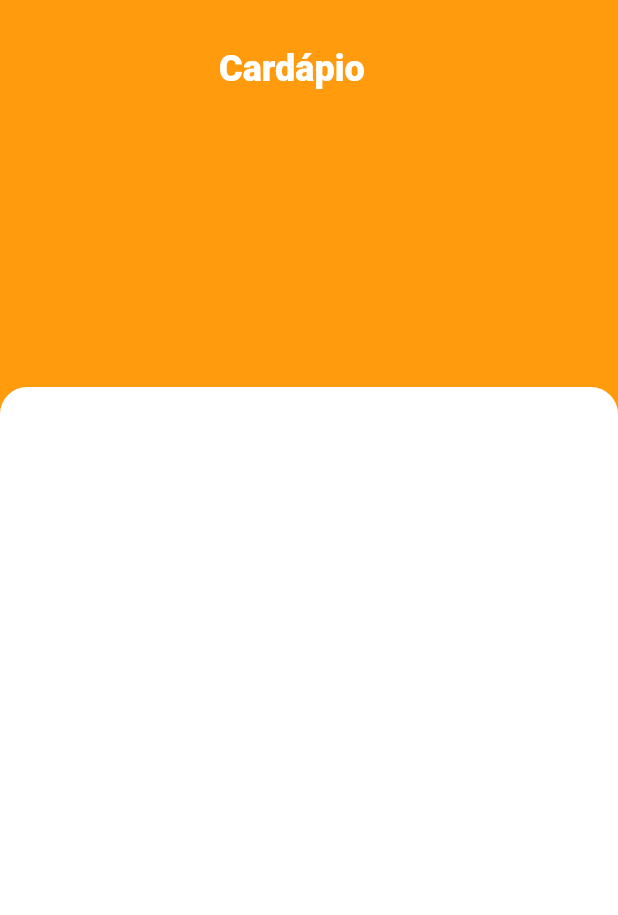
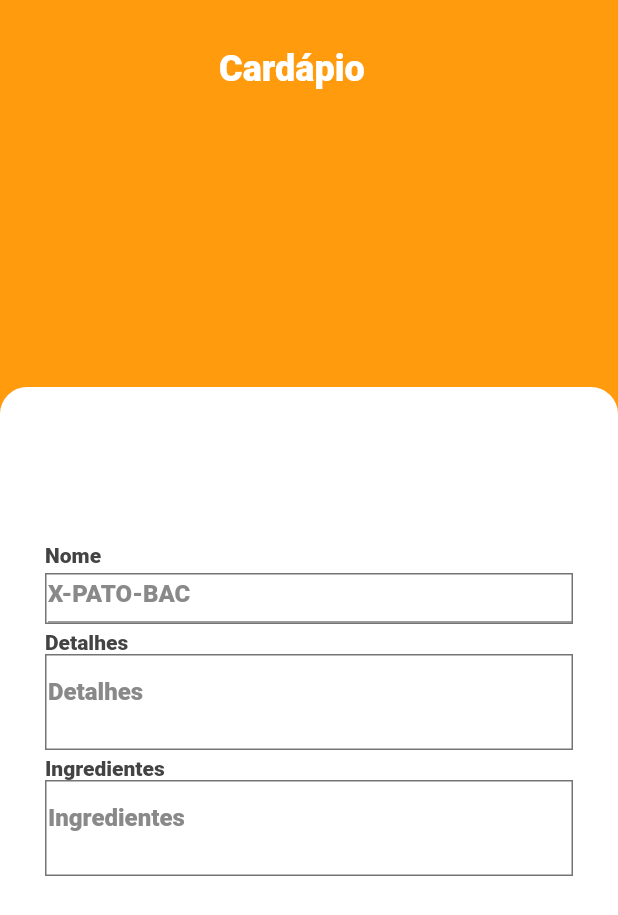
Before and after one commit to Kelvisck/PatoBurguer, a Flutter app: the screen it shows after launch, on a phone screen of 412 x 824 dp. Shown: the top 915 px of the screen. Run offline on Flutter 3.47's test engine with Material 2 defaults, Android fonts, the phone set to English and light mode, and no system bars; our stand-ins replace firebase_auth, firebase_core, firebase_database, google_sign_in; missing offline and left inert: dart:ffi; accounts and stored records are empty.

Commit message:
feat: adicionado campos de textofiel

```diff
--- a/lib/editarItem.dart
+++ b/lib/editarItem.dart
@@ -22,6 +22,7 @@ class editarItem extends StatelessWidget {
           ),
           Positioned(
               top: 258,
+              //container do card branco
               child: Container(
                 width: MediaQuery.of(context).size.width,
                 height: MediaQuery.of(context).size.height - 258,
@@ -30,6 +31,120 @@ class editarItem extends StatelessWidget {
                     borderRadius: BorderRadius.only(
                         topLeft: Radius.circular(18),
                         topRight: Radius.circular(18))),
+                child: Padding(
+                  padding: const EdgeInsets.only(
+                      top: 104, bottom: 30, left: 30, right: 30),
+                  //container dos texfield
+                  child: Container(
+                    //onde tudo fica empilhado
+                    child: Stack(
+                      children: [
+                        Align(
+                          alignment: Alignment(-1, -1),
+                          child: Text('Nome',
+                              style: TextStyle(
+                                  fontWeight: FontWeight.w800,
+                                  color: Color(0XFF434343))),
+                        ),
+                        Align(
+                          child: Column(
+                            children: [
+                              SizedBox(
+                                height: 20,
+                              ),
+                              Container(
+                                height: 34,
+                                width: MediaQuery.of(context).size.width,
+                                decoration: BoxDecoration(
+                                    border: Border.all(
+                                  color: Constantes.CorBorda,
+                                  width: 1.0,
+                                )),
+                                child: Padding(
+                                  padding: EdgeInsets.only(top: 10, left: 1),
+                                  child: TextField(
+                                    decoration: InputDecoration(
+                                        hintText: 'X-PATO-BAC',
+                                        hintStyle: TextStyle(
+                                            fontWeight: FontWeight.w800,
+                                            color: Color(0xFF898989))),
+                                  ),
+                                ),
+                              ),
+                              // detalhes
+                              SizedBox(
+                                height: 4,
+                              ),
+                              Align(
+                                alignment: Alignment(-1, 0),
+                                child: Text('Detalhes',
+                                    style: TextStyle(
+                                        fontWeight: FontWeight.w800,
+                                        color: Color(0XFF434343))),
+                              ),
+                              Container(
+                                height: 64,
+                                width: MediaQuery.of(context).size.width,
+                                decoration: BoxDecoration(
+                                    border: Border.all(
+                                  color: Constantes.CorBorda,
+                                  width: 1.0,
+                                )),
+                                child: Padding(
+                                  padding: EdgeInsets.only(
+                                      top: 0, left: 1, right: 1),
+                                  child: TextField(
+                                    decoration: InputDecoration(
+                                        hintText: 'Detalhes',
+                                        hintStyle: TextStyle(
+                                            fontWeight: FontWeight.w800,
+                                            color: Color(0xFF898989)),
+                                        hintMaxLines: null,
+                                        alignLabelWithHint: true,
+                                        border: InputBorder.none),
+                                  ),
+                                ),
+                              ),
+                              SizedBox(
+                                height: 4,
+                              ),
+                              Align(
+                                alignment: Alignment(-1, 0),
+                                child: Text('Ingredientes',
+                                    style: TextStyle(
+                                        fontWeight: FontWeight.w800,
+                                        color: Color(0XFF434343))),
+                              ),
+                              Container(
+                                height: 64,
+                                width: MediaQuery.of(context).size.width,
+                                decoration: BoxDecoration(
+                                    border: Border.all(
+                                  color: Constantes.CorBorda,
+                                  width: 1.0,
+                                )),
+                                child: Padding(
+                                  padding: EdgeInsets.only(
+                                      top: 0, left: 1, right: 1),
+                                  child: TextField(
+                                    decoration: InputDecoration(
+                                        hintText: 'Ingredientes',
+                                        hintStyle: TextStyle(
+                                            fontWeight: FontWeight.w800,
+                                            color: Color(0xFF898989)),
+                                        hintMaxLines: null,
+                                        alignLabelWithHint: true,
+                                        border: InputBorder.none),
+                                  ),
+                                ),
+                              )
+                            ],
+                          ),
+                        ),
+                      ],
+                    ),
+                  ),
+                ),
               ))
         ],
       ),
```
